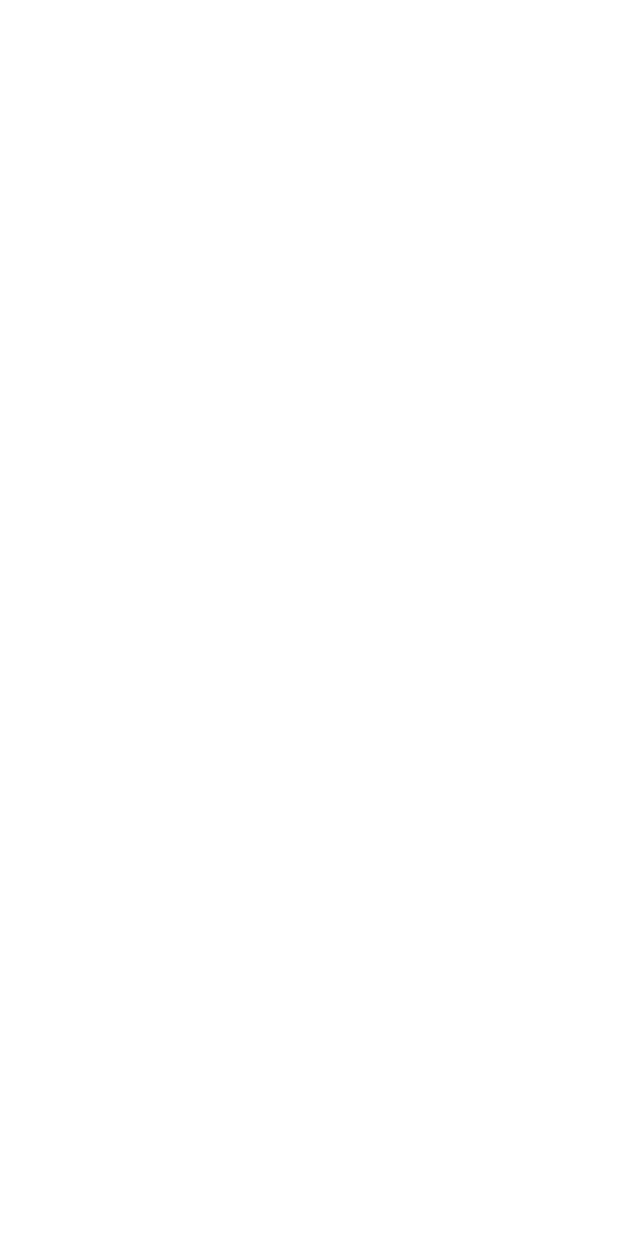
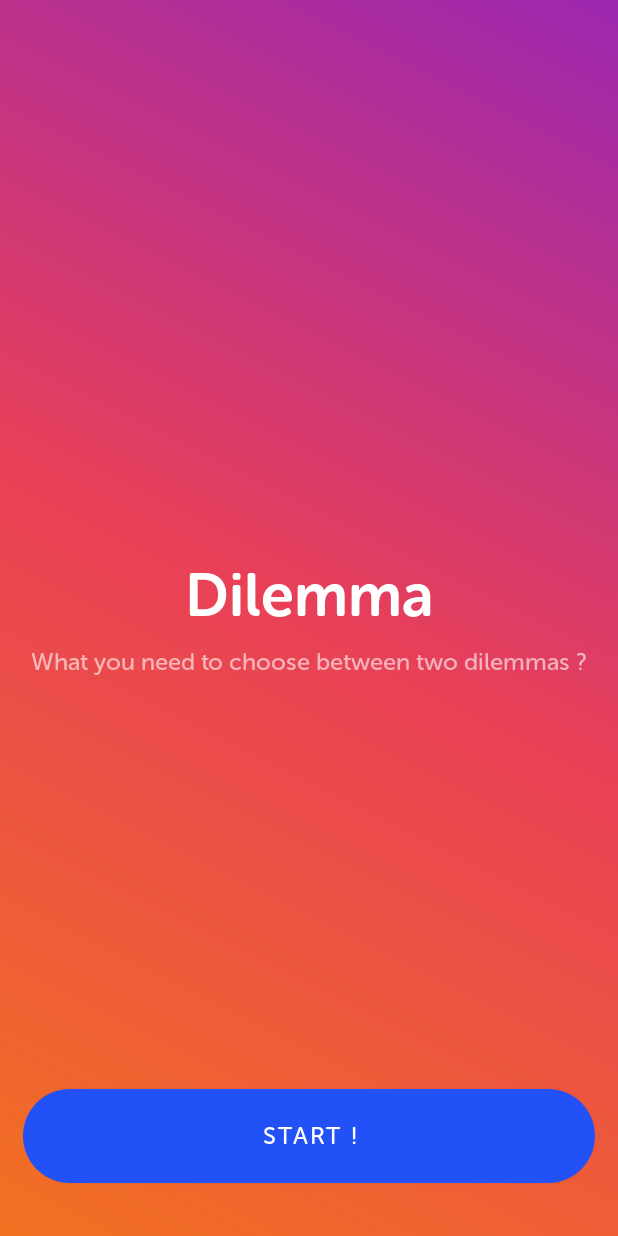
Before and after one commit to JossMbn/Tipsy, an Android app: the DilemmaOnBoardingFragment screen opened through its navigation route, on a phone screen of 412 x 824 dp. Before the commit the screen is empty. Run offline under Robolectric (Android 15) with nearby library versions, the phone set to English and light mode, and no system bars.

Commit message:
create and fill style file, create dilemma fragment game, add new font

```diff
--- /dev/null
+++ b/app/src/main/res/drawable/cta_primary.xml
@@ -0,0 +1,18 @@
+<?xml version="1.0" encoding="utf-8"?>
+<ripple xmlns:android="http://schemas.android.com/apk/res/android"
+    android:color="@color/blue_high">
+    <item android:state_enabled="true">
+        <shape android:shape="rectangle">
+            <corners android:radius="35dp" />
+            <solid android:color="@color/blue_main" />
+        </shape>
+    </item>
+    <item
+        android:id="@android:id/mask"
+        android:state_pressed="true">
+        <shape android:shape="rectangle">
+            <corners android:radius="35dp" />
+            <solid android:color="@color/blue_high" />
+        </shape>
+    </item>
+</ripple>
--- /dev/null
+++ b/app/src/main/res/drawable/dilemma_gradiant.xml
@@ -0,0 +1,13 @@
+<?xml version="1.0" encoding="utf-8"?>
+<selector xmlns:android="http://schemas.android.com/apk/res/android">
+    <item>
+        <shape>
+            <gradient
+                android:angle="45"
+                android:startColor="#FFF27121"
+                android:centerColor="#FFE94057"
+                android:endColor="#FF9C27B0"
+                android:type="linear" />
+        </shape>
+    </item>
+</selector>
--- /dev/null
+++ b/app/src/main/res/layout/fragment_dilemma.xml
@@ -0,0 +1,6 @@
+<?xml version="1.0" encoding="utf-8"?>
+<androidx.constraintlayout.widget.ConstraintLayout xmlns:android="http://schemas.android.com/apk/res/android"
+    android:layout_width="match_parent"
+    android:layout_height="match_parent">
+
+</androidx.constraintlayout.widget.ConstraintLayout>
--- a/app/src/main/res/layout/fragment_dilemma_on_boarding.xml
+++ b/app/src/main/res/layout/fragment_dilemma_on_boarding.xml
@@ -1,7 +1,52 @@
 <?xml version="1.0" encoding="utf-8"?>
 <androidx.constraintlayout.widget.ConstraintLayout
     xmlns:android="http://schemas.android.com/apk/res/android"
+    xmlns:app="http://schemas.android.com/apk/res-auto"
     android:layout_width="match_parent"
-    android:layout_height="match_parent">
+    android:layout_height="match_parent"
+    android:padding="15dp"
+    android:background="@drawable/dilemma_gradiant">
+
+    <LinearLayout
+        android:layout_width="match_parent"
+        android:layout_height="wrap_content"
+        android:orientation="vertical"
+        app:layout_constraintEnd_toEndOf="parent"
+        app:layout_constraintStart_toStartOf="parent"
+        app:layout_constraintTop_toTopOf="parent"
+        app:layout_constraintBottom_toBottomOf="parent">
+
+        <TextView
+            android:id="@+id/title"
+            style="@style/Museo.Bold.40"
+            android:layout_width="match_parent"
+            android:layout_height="wrap_content"
+            android:gravity="center"
+            android:textColor="@color/white"
+            android:text="@string/dilemma_title" />
+
+        <TextView
+            android:id="@+id/subtitle"
+            style="@style/Museo.Semibold.16"
+            android:layout_width="match_parent"
+            android:layout_height="wrap_content"
+            android:layout_marginTop="10dp"
+            android:alpha="0.6"
+            android:gravity="center"
+            android:textColor="@color/white"
+            android:text="@string/dilemma_subtitle" />
+
+    </LinearLayout>
+
+    <Button
+        android:id="@+id/button"
+        style="@style/CTA.Primary"
+        android:layout_width="match_parent"
+        android:layout_height="wrap_content"
+        android:text="@string/common_start"
+        android:layout_marginBottom="20dp"
+        app:layout_constraintBottom_toBottomOf="parent"
+        app:layout_constraintEnd_toEndOf="parent"
+        app:layout_constraintStart_toStartOf="parent" />
 
 </androidx.constraintlayout.widget.ConstraintLayout>
--- a/app/src/main/res/navigation/nav_graph.xml
+++ b/app/src/main/res/navigation/nav_graph.xml
@@ -17,7 +17,15 @@
         <fragment
             android:id="@+id/dilemmaOnBoardingFragment"
             android:name="com.jmabilon.tipsy.ui.dilemma.DilemmaOnBoardingFragment"
-            android:label="DilemmaOnBoardingFragment" />
+            android:label="DilemmaOnBoardingFragment" >
+            <action
+                android:id="@+id/action_dilemmaOnBoardingFragment_to_dilemmaFragment"
+                app:destination="@id/dilemmaFragment" />
+        </fragment>
+        <fragment
+            android:id="@+id/dilemmaFragment"
+            android:name="com.jmabilon.tipsy.ui.dilemma.DilemmaFragment"
+            android:label="DilemmaFragment" />
     </navigation>
 
 </navigation>
--- a/app/src/main/res/values/colors.xml
+++ b/app/src/main/res/values/colors.xml
@@ -5,6 +5,15 @@
     <color name="purple_700">#FF3700B3</color>
     <color name="teal_200">#FF03DAC5</color>
     <color name="teal_700">#FF018786</color>
+
+    <!-- Common -->
     <color name="black">#FF000000</color>
     <color name="white">#FFFFFFFF</color>
+
+    <!-- Blue -->
+    <color name="blue_main">#FF2251F7</color>
+    <color name="blue_high">#FF1F43D4</color>
+
+    <!-- Grey -->
+    <color name="grey_200">#9a9a9a</color>
 </resources>
--- a/app/src/main/res/values/strings.xml
+++ b/app/src/main/res/values/strings.xml
@@ -1,3 +1,11 @@
 <resources>
-    <string name="app_name">tipsy</string>
+    <string name="app_name">Tipsy</string>
+    <string name="common_skip">Skip</string>
+    <string name="common_or">OR</string>
+    <string name="common_start">Start !</string>
+
+    // Dilemma
+    <string name="would_you_rather">Would you rather</string>
+    <string name="dilemma_title">Dilemma</string>
+    <string name="dilemma_subtitle">What you need to choose between two dilemmas ?</string>
 </resources>
--- /dev/null
+++ b/app/src/main/res/values/style.xml
@@ -0,0 +1,116 @@
+<?xml version="1.0" encoding="utf-8"?>
+<resources>
+    <style name="CTA" parent="Museo.Semibold.16">
+        <item name="android:paddingVertical">15dp</item>
+        <item name="android:paddingHorizontal">10dp</item>
+        <item name="android:gravity">center</item>
+        <item name="android:elevation">0dp</item>
+    </style>
+
+    <style name="CTA.Primary">
+        <item name="android:background">@drawable/cta_primary</item>
+        <item name="backgroundTint">@color/blue_main</item>
+        <item name="android:textColor">@color/white</item>
+    </style>
+
+    <style name="Museo">
+        <item name="android:fontFamily">@font/museo_regular</item>
+        <item name="fontFamily">@font/museo_regular</item>
+    </style>
+
+    <style name="Museo.12">
+        <item name="android:textSize">12sp</item>
+    </style>
+
+    <style name="Museo.14">
+        <item name="android:textSize">14sp</item>
+    </style>
+
+    <style name="Museo.16">
+        <item name="android:textSize">16sp</item>
+    </style>
+
+    <style name="Museo.18">
+        <item name="android:textSize">18sp</item>
+    </style>
+
+    <style name="Museo.20">
+        <item name="android:textSize">20sp</item>
+    </style>
+
+    <style name="Museo.Semibold">
+        <item name="android:fontFamily">@font/museo_semibold</item>
+        <item name="fontFamily">@font/museo_semibold</item>
+    </style>
+
+    <style name="Museo.Semibold.12">
+        <item name="android:textSize">12sp</item>
+    </style>
+
+    <style name="Museo.Semibold.14">
+        <item name="android:textSize">14sp</item>
+    </style>
+
+    <style name="Museo.Semibold.16">
+        <item name="android:textSize">16sp</item>
+    </style>
+
+    <style name="Museo.Semibold.18">
+        <item name="android:textSize">18sp</item>
+    </style>
+
+    <style name="Museo.Semibold.20">
+        <item name="android:textSize">20sp</item>
+    </style>
+
+    <style name="Museo.Bold">
+        <item name="android:fontFamily">@font/museo_bold</item>
+        <item name="fontFamily">@font/museo_bold</item>
+    </style>
+
+    <style name="Museo.Bold.12">
+        <item name="android:textSize">12sp</item>
+    </style>
+
+    <style name="Museo.Bold.14">
+        <item name="android:textSize">14sp</item>
+    </style>
+
+    <style name="Museo.Bold.16">
+        <item name="android:textSize">16sp</item>
+    </style>
+
+    <style name="Museo.Bold.18">
+        <item name="android:textSize">18sp</item>
+    </style>
+
+    <style name="Museo.Bold.40">
+        <item name="android:textSize">40sp</item>
+    </style>
+
+    <style name="Museo.Extrabold">
+        <item name="android:fontFamily">@font/museo_extrabold</item>
+        <item name="fontFamily">@font/museo_extrabold</item>
+    </style>
+
+    <style name="Museo.Extrabold.12">
+        <item name="android:textSize">12sp</item>
+    </style>
+
+    <style name="Museo.Extrabold.14">
+        <item name="android:textSize">14sp</item>
+    </style>
+
+    <style name="Museo.Extrabold.16">
+        <item name="android:textSize">16sp</item>
+    </style>
+
+    <style name="Museo.Extrabold.18">
+        <item name="android:textSize">18sp</item>
+    </style>
+
+    <style name="Museo.Extrabold.20">
+        <item name="android:textSize">20sp</item>
+    </style>
+
+</resources>
```
Also changed, not shown: app/src/main/java/com/jmabilon/tipsy/ui/dilemma/DilemmaFragment.kt (added, +14 -0 lines), app/src/main/java/com/jmabilon/tipsy/ui/dilemma/DilemmaOnBoardingFragment.kt (+10 -0 lines), app/src/main/res/font/museo_bold.otf (added), app/src/main/res/font/museo_extrabold.otf (added), app/src/main/res/font/museo_regular.otf (added), app/src/main/res/font/museo_semibold.otf (added).
